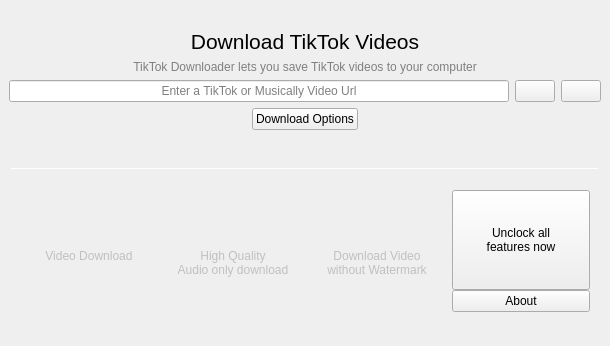
Above: src/mainwindow.ui from keshavbhatt/TikTok-Downloader before the change. Below: the same form after it.
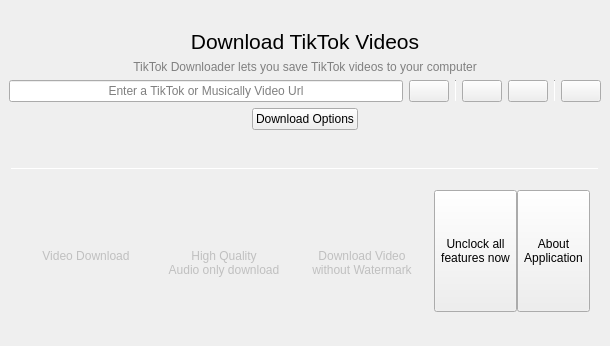
That is the form after the change. Icons and pictures are not drawn.

Commit message: added tiktok trending video view, paste from clipboard, and other improvements.

Diff of the .ui file:
```diff
--- a/src/mainwindow.ui
+++ b/src/mainwindow.ui
@@ -94,6 +94,42 @@
            <property name="placeholderText">
             <string>Enter a TikTok or Musically Video Url</string>
            </property>
+           <property name="clearButtonEnabled">
+            <bool>true</bool>
+           </property>
+          </widget>
+         </item>
+         <item>
+          <widget class="QPushButton" name="paste_button">
+           <property name="toolTip">
+            <string>Paste</string>
+           </property>
+           <property name="text">
+            <string/>
+           </property>
+           <property name="icon">
+            <iconset resource="icons.qrc">
+             <normaloff>:/icons/clipboard-line.png</normaloff>:/icons/clipboard-line.png</iconset>
+           </property>
+          </widget>
+         </item>
+         <item>
+          <widget class="Line" name="line_3">
+           <property name="minimumSize">
+            <size>
+             <width>1</width>
+             <height>0</height>
+            </size>
+           </property>
+           <property name="maximumSize">
+            <size>
+             <width>1</width>
+             <height>16777215</height>
+            </size>
+           </property>
+           <property name="orientation">
+            <enum>Qt::Vertical</enum>
+           </property>
           </widget>
          </item>
          <item>
@@ -110,6 +146,39 @@
            </property>
           </widget>
          </item>
+         <item>
+          <widget class="QPushButton" name="trending_button">
+           <property name="toolTip">
+            <string>Show trending videos</string>
+           </property>
+           <property name="text">
+            <string/>
+           </property>
+           <property name="icon">
+            <iconset resource="icons.qrc">
+             <normaloff>:/icons/funds-line.png</normaloff>:/icons/funds-line.png</iconset>
+           </property>
+          </widget>
+         </item>
+         <item>
+          <widget class="Line" name="line">
+           <property name="minimumSize">
+            <size>
+             <width>1</width>
+             <height>0</height>
+            </size>
+           </property>
+           <property name="maximumSize">
+            <size>
+             <width>1</width>
+             <height>16777215</height>
+            </size>
+           </property>
+           <property name="orientation">
+            <enum>Qt::Vertical</enum>
+           </property>
+          </widget>
+         </item>
          <item>
           <widget class="QPushButton" name="help_button">
            <property name="toolTip">
@@ -381,7 +450,7 @@
            </layout>
           </item>
           <item>
-           <layout class="QVBoxLayout" name="verticalLayout_6">
+           <layout class="QHBoxLayout" name="horizontalLayout_3">
             <property name="spacing">
              <number>0</number>
             </property>
@@ -419,20 +488,30 @@
              </widget>
             </item>
             <item>
-             <widget class="QPushButton" name="aboutButton">
+             <widget class="QToolButton" name="aboutButton">
               <property name="sizePolicy">
-               <sizepolicy hsizetype="Preferred" vsizetype="Fixed">
+               <sizepolicy hsizetype="Preferred" vsizetype="Expanding">
                 <horstretch>0</horstretch>
                 <verstretch>0</verstretch>
                </sizepolicy>
               </property>
               <property name="text">
-               <string>About</string>
+               <string>About
+Application</string>
               </property>
               <property name="icon">
                <iconset resource="icons.qrc">
                 <normaloff>:/icons/information-line.png</normaloff>:/icons/information-line.png</iconset>
               </property>
+              <property name="iconSize">
+               <size>
+                <width>24</width>
+                <height>24</height>
+               </size>
+              </property>
+              <property name="toolButtonStyle">
+               <enum>Qt::ToolButtonTextUnderIcon</enum>
+              </property>
              </widget>
             </item>
            </layout>
```
Left out of the diff: 2 changed lines with no effect on the pictures. The commit also changes 13 other files.
